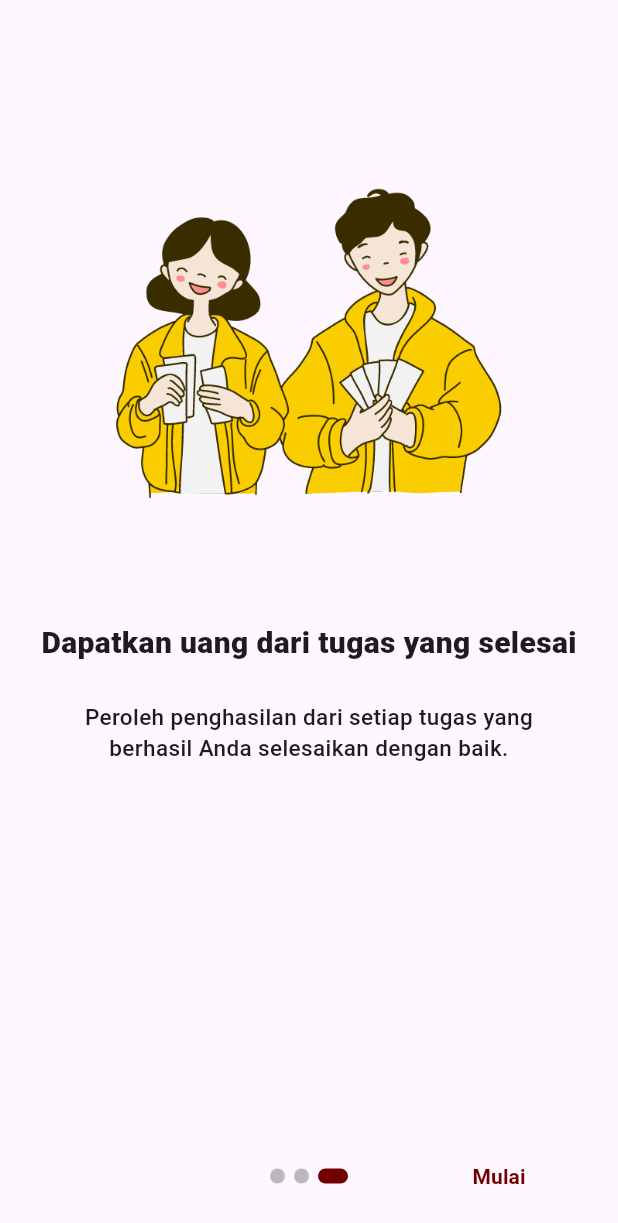
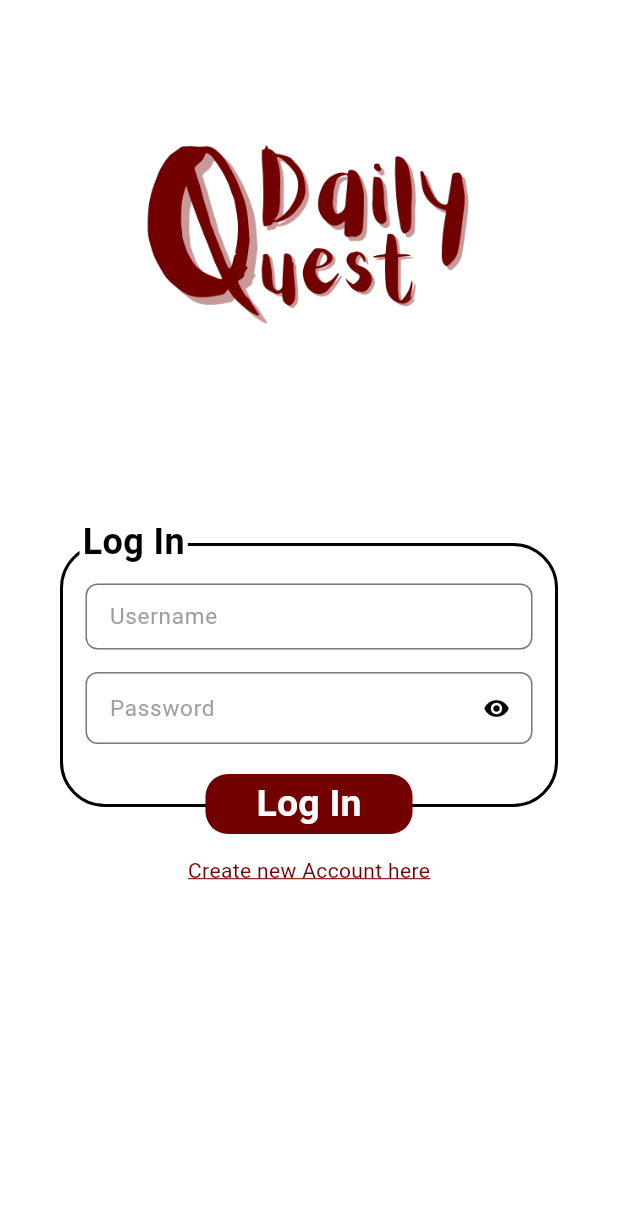
Before and after one commit to daffadziibaankhoiri/dailyquest, a Flutter app: the screen it shows after launch, after a tap on "Lewati", after a tap on "Mulai", on a phone screen of 412 x 824 dp. Shown: the top 1223 px of the screen. Run offline on Flutter 3.47's test engine with Material 3 defaults, Android fonts, the phone set to English and light mode, and no system bars; drawn by our look-alikes of introduction_screen; Roboto replaces fonts that are missing (ProximaNovaBold, proximanovacond-medium.otf).

Commit message:
Menambahkan Desain Login Page dan Register Page

```diff
--- a/lib/Intro_pages/introduction.dart
+++ b/lib/Intro_pages/introduction.dart
@@ -1,3 +1,4 @@
+import 'package:dailyquest/pages/login_pages.dart';
 import 'package:flutter/material.dart';
 import 'package:introduction_screen/introduction_screen.dart';
 
@@ -9,31 +10,16 @@ class Introduction extends StatefulWidget {
 }
 
 class _IntroductionState extends State<Introduction> {
-  String ProximaNova = "proximanovacond-medium.otf";
+  String ProximaNova = "ProximaNovaBold";
   Color warna = Color(0xFF720000);
   @override
   Widget build(BuildContext context) {
     List<PageViewModel> pageView = [
       PageViewModel(
-        titleWidget: Text(
-          "Kerjakan tugas sesuai keahlian",
-          style: TextStyle(
-            fontFamily: ProximaNova,
-            fontWeight: FontWeight.w900,
-            fontSize: 20
-          ),
-        ),
+        titleWidget: TeksTebal("Kerjakan tugas sesuai keahlian"),
         bodyWidget: Padding(
           padding: const EdgeInsets.only(left: 30, right: 30),
-          child: Text(
-              "Temukan dan selesaikan tugas yang sesuai dengan kemampuan dan keahlian khusus yang Anda miliki.",
-            textAlign: TextAlign.center,
-            style: TextStyle(
-              fontWeight: FontWeight.w500,
-                fontFamily: ProximaNova,
-                fontSize: 15
-            ),
-          ),
+          child: TeksBiasa("Temukan dan selesaikan tugas yang sesuai dengan kemampuan dan keahlian khusus yang Anda miliki."),
         ),
           image: Center(
               child: Padding(
@@ -46,25 +32,10 @@ class _IntroductionState extends State<Introduction> {
 
       ),
       PageViewModel(
-          titleWidget: Text(
-            "Beri tugas kepada orang lain",
-            style: TextStyle(
-                fontFamily: ProximaNova,
-                fontWeight: FontWeight.w900,
-                fontSize: 20
-            ),
-          ),
+          titleWidget: TeksTebal("Beri tugas kepada orang lain"),
           bodyWidget: Padding(
             padding: const EdgeInsets.only(left: 30, right: 30),
-            child: Text(
-            "Serahkan tugas-tugas yang perlu diselesaikan kepada orang lain yang memiliki keahlian yang tepat.",
-              textAlign: TextAlign.center,
-              style: TextStyle(
-                  fontWeight: FontWeight.w500,
-                  fontFamily: ProximaNova,
-                  fontSize: 15
-              ),
-            ),
+            child: TeksBiasa("Serahkan tugas-tugas yang perlu diselesaikan kepada orang lain yang memiliki keahlian yang tepat."),
           ),
           image: Center(
               child: Padding(
@@ -76,25 +47,10 @@ class _IntroductionState extends State<Introduction> {
           )
       ),
       PageViewModel(
-          titleWidget: Text(
-            "Dapatkan uang dari tugas yang selesai",
-            style: TextStyle(
-                fontFamily: ProximaNova,
-                fontWeight: FontWeight.w900,
-                fontSize: 20
-            ),
-          ),
+          titleWidget: TeksTebal("Dapatkan uang dari tugas yang selesai"),
           bodyWidget: Padding(
             padding: const EdgeInsets.only(left: 30, right: 30),
-            child: Text(
-             "Peroleh penghasilan dari setiap tugas yang berhasil Anda selesaikan dengan baik.",
-              textAlign: TextAlign.center,
-              style: TextStyle(
-                  fontWeight: FontWeight.w500,
-                  fontFamily: ProximaNova,
-                  fontSize: 15
-              ),
-            ),
+            child: TeksBiasa("Peroleh penghasilan dari setiap tugas yang berhasil Anda selesaikan dengan baik.")
           ),
           image: Center(
               child: Padding(
@@ -125,7 +81,8 @@ class _IntroductionState extends State<Introduction> {
         skip: Text(
           "Lewati",
           style: TextStyle(
-            fontWeight: FontWeight.bold
+            fontWeight: FontWeight.bold,
+            color: Colors.grey
           ),
         ),
         dotsDecorator: DotsDecorator(
@@ -140,9 +97,31 @@ class _IntroductionState extends State<Introduction> {
 
         ),
         onDone: (){
-
+          Navigator.pushReplacementNamed(context, '/login');
+          // Navigator.pushReplacement(context, MaterialPageRoute(builder: (context) => Login_Page()));
         },
       ),
     );
   }
+  Widget TeksTebal(String isi){
+    return Text(
+      isi,
+      style: TextStyle(
+          fontFamily: ProximaNova,
+          fontWeight: FontWeight.w900,
+          fontSize: 20
+      ),
+    );
+  }
+  Widget TeksBiasa (String isi){
+    return Text(
+      isi,
+      textAlign: TextAlign.center,
+      style: TextStyle(
+
+          fontFamily: ProximaNova,
+          fontSize: 14
+      ),
+    );
+  }
 }
--- a/lib/main.dart
+++ b/lib/main.dart
@@ -1,4 +1,6 @@
 import 'package:dailyquest/Intro_pages/introduction.dart';
+import 'package:dailyquest/pages/login_pages.dart';
+import 'package:dailyquest/pages/register_pages.dart';
 import 'package:flutter/material.dart';
 
 void main() {
@@ -11,6 +13,12 @@ class MyApp extends StatelessWidget {
   @override
   Widget build(BuildContext context) {
     return  MaterialApp(
+      initialRoute: '/',
+      routes: {
+
+        '/login' : (context) => Login_Page(),
+        '/register' : (context) => RegisterPage()
+      },
       debugShowCheckedModeBanner: false,
       home: Scaffold(
         backgroundColor: Colors.white,
--- a/lib/pages/login_pages.dart
+++ b/lib/pages/login_pages.dart
@@ -0,0 +1,238 @@
+import 'package:flutter/cupertino.dart';
+import 'package:flutter/material.dart';
+
+class Login_Page extends StatefulWidget {
+  const Login_Page({super.key});
+
+  @override
+  State<Login_Page> createState() => _Login_PageState();
+}
+
+class _Login_PageState extends State<Login_Page> {
+
+  Color warna = Color(0xFF720000);
+  bool show = true;
+  final TextEditingController UsernameController =TextEditingController();
+  final FocusNode focusNodePass = FocusNode();
+  final TextEditingController PasswordController =TextEditingController();
+  @override
+  Widget build(BuildContext context) {
+    return Scaffold(
+      backgroundColor: Colors.white,
+      body: SingleChildScrollView(
+        child: Column(
+          mainAxisAlignment: MainAxisAlignment.start,
+          crossAxisAlignment: CrossAxisAlignment.center,
+          children: [
+            Padding(
+              padding: const EdgeInsets.only(top: 20,left: 65, right: 65),
+              child: Container(
+
+                  child: Image(image: AssetImage("assets/images/logo_SplashScreen.png"))),
+            ),
+            Center(
+              child: Padding(
+                padding: const EdgeInsets.only(right: 40, left: 40, top: 40, bottom: 50),
+                child: Container(
+                  width: double.maxFinite,
+                  // height: 200,
+                  // color: Colors.grey,
+                  child: Stack(
+                    children: [
+                      Padding(
+                        padding: const EdgeInsets.only(top: 20),
+                        child: Container(
+
+                          decoration: BoxDecoration(
+                              color: Colors.white,
+                            borderRadius: BorderRadius.circular(30),
+                            border: Border.all(
+                              color: Colors.black,
+                              width: 2,
+                            )
+                          ),
+                          child: Column(
+                            children: [
+                              Padding(
+                                padding: const EdgeInsets.only(top: 25, left: 15, right: 15),
+                                child:TextUsername()
+                              ),
+                              Padding(
+                                padding: const EdgeInsets.only(top: 15, left: 15, right: 15, bottom: 40),
+                                child:TextPassword()
+                              )
+                            ],
+                          ),
+                        ),
+                      ),
+                      Padding(
+                        padding: const EdgeInsets.only(left: 13, top: 0),
+                        child: Container(
+                          color: Colors.white,
+                          child: Padding(
+                            padding: const EdgeInsets.all(2.0),
+                            child: Text(
+                                "Log In",
+                              style: TextStyle(
+                                color: Colors.black,
+                                fontFamily: 'ProximaNovaBold',
+                                fontSize: 24,
+                                fontWeight: FontWeight.bold
+                              ),
+                            ),
+                          ),
+                        ),
+                      ),
+                      Column(
+                        children: [
+                          Center(
+                            child: Padding(
+                              padding: const EdgeInsets.only(bottom: 0, top: 170),
+                              child: ElevatedButton(
+                                style: ButtonStyle(
+                                    shape: MaterialStateProperty.all<RoundedRectangleBorder>(
+                                      RoundedRectangleBorder(
+                                        borderRadius: BorderRadius.circular(15), // Atur kelengkungan di sini
+                                      ),
+                                    ),
+                                    backgroundColor: MaterialStateProperty.all<Color>(warna)
+                                ),
+                                  onPressed: null,
+                                  child: Padding(
+                                    padding: const EdgeInsets.only(left: 10, right: 10),
+                                    child: Text(
+                                      "Log In",
+                                      style: TextStyle(
+                                          color: Colors.white,
+                                          fontFamily: 'ProximaNovaBold',
+                                          fontSize: 25,
+                                          fontWeight: FontWeight.bold
+                                      ),
+                                    ),
+                                  ),
+                              )
+                            ),
+                          ),
+                          SizedBox(
+                            height: 10,
+                          ),
+                          InkWell(
+                            onTap: (){
+                              Navigator.pushNamed(context, '/register');
+                            },
+                            child: Text(
+                              "Create new Account here",
+                              style: TextStyle(
+                                  color: warna,
+                                  fontFamily: 'ProximaNovaBold',
+                                  fontSize: 14,
+
+                                decoration: TextDecoration.underline,
+                                decorationColor: warna,
+
+                              ),
+                            ),
+                          ),
+                        ],
+                      )
+                    ],
+                  ),
+                ),
+              ),
+            )
+          ],
+        ),
+      ),
+    );
+  }
+  Widget TextUsername (){
+    return TextField(
+
+      onSubmitted: (value){
+        focusNodePass.requestFocus();
+      },
+      controller: UsernameController,
+      keyboardType: TextInputType.name,
+      cursorColor: Colors.grey,
+      style: TextStyle(
+          color: Colors.black,
+          fontFamily: 'ProximaNovaBold'
+      ),
+      decoration: InputDecoration(
+
+          isDense: true,
+          contentPadding: EdgeInsets.symmetric(vertical: 10.0, horizontal: 12.0),
+          hintText: "Username",
+          hintStyle: TextStyle(
+              fontSize: 15,
+              color: Colors.grey,
+              fontFamily: 'ProximaNovaBold'
+          ),
+          //Border pada Text Field
+          border: OutlineInputBorder(
+              borderRadius: BorderRadius.circular(8),
+              borderSide: BorderSide(
+                color: Colors.black,
+
+              )
+          ),
+
+          focusedBorder: OutlineInputBorder(
+            borderRadius: BorderRadius.circular(8),
+            borderSide: BorderSide(
+                color: Colors.black
+            ),
+          )
+      ),
+    );
+  }
+  Widget TextPassword(){
+    return TextField(
+      focusNode: focusNodePass,
+      controller: PasswordController,
+      keyboardType: TextInputType.name,
+      cursorColor: Colors.grey,
+      style: TextStyle(
+          color: Colors.black,
+          fontFamily: 'ProximaNovaBold'
+      ),
+      obscureText: show,
+      decoration: InputDecoration(
+
+          isDense: true,
+
+          contentPadding: EdgeInsets.symmetric(vertical: 10.0, horizontal: 12.0),
+          hintText: "Password",
+          hintStyle: TextStyle(
+              fontSize: 15,
+              color: Colors.grey,
+              fontFamily: 'ProximaNovaBold'
+          ),
+          suffixIcon: IconButton(
+            icon: Icon(show ? Icons.remove_red_eye : Icons.remove_red_eye_outlined,
+              color: Colors.black,),
+            onPressed: (){
+              setState(() {
+                show = !show;
+              });
+            },
+          ),
+          //Border pada Text Field
+          border: OutlineInputBorder(
+              borderRadius: BorderRadius.circular(8),
+              borderSide: BorderSide(
+                color: Colors.black,
+
+              )
+          ),
+
+          focusedBorder: OutlineInputBorder(
+            borderRadius: BorderRadius.circular(8),
+            borderSide: BorderSide(
+                color: Colors.black
+            ),
+          )
+      ),
+    );
+  }
+}
```
Also changed, not shown: pubspec.yaml (+11 -1 lines), 22 other files.
